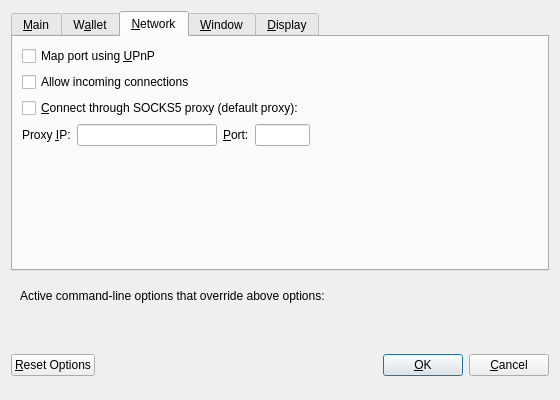
Qt form src/qt/forms/optionsdialog.ui (muntorg/munt-official) before a commit.
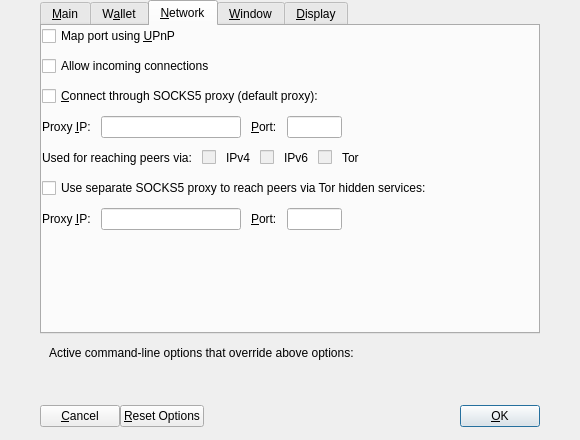
The same form after that commit. The open tabs and pages were chosen to show the change. Custom widgets are drawn as their Qt base class.

What changed in the file:
```diff
--- a/src/qt/forms/optionsdialog.ui
+++ b/src/qt/forms/optionsdialog.ui
@@ -6,8 +6,8 @@
    <rect>
     <x>0</x>
     <y>0</y>
-    <width>560</width>
-    <height>400</height>
+    <width>580</width>
+    <height>440</height>
    </rect>
   </property>
   <property name="windowTitle">
@@ -17,6 +17,21 @@
    <bool>true</bool>
   </property>
   <layout class="QVBoxLayout" name="verticalLayout">
+   <property name="spacing">
+    <number>0</number>
+   </property>
+   <property name="leftMargin">
+    <number>40</number>
+   </property>
+   <property name="topMargin">
+    <number>0</number>
+   </property>
+   <property name="rightMargin">
+    <number>40</number>
+   </property>
+   <property name="bottomMargin">
+    <number>0</number>
+   </property>
    <item>
     <widget class="QTabWidget" name="tabWidget">
      <property name="currentIndex">
@@ -186,6 +201,12 @@
        <string>&amp;Network</string>
       </attribute>
       <layout class="QVBoxLayout" name="verticalLayout_Network">
+       <property name="spacing">
+        <number>10</number>
+       </property>
+       <property name="margin">
+        <number>0</number>
+       </property>
        <item>
         <widget class="QCheckBox" name="mapPortUpnp">
          <property name="toolTip">
@@ -297,6 +318,193 @@
          </item>
         </layout>
        </item>
+       <item>
+        <layout class="QHBoxLayout" name="horizontalLayout_2_Network">
+         <item>
+          <widget class="QLabel" name="proxyActiveNets">
+           <property name="text">
+            <string>Used for reaching peers via:</string>
+           </property>
+           <property name="textFormat">
+            <enum>Qt::PlainText</enum>
+           </property>
+          </widget>
+         </item>
+         <item>
+          <widget class="QCheckBox" name="proxyReachIPv4">
+           <property name="enabled">
+            <bool>false</bool>
+           </property>
+           <property name="toolTip">
+            <string>Shows, if the supplied default SOCKS5 proxy is used to reach peers via this network type.</string>
+           </property>
+           <property name="text">
+            <string/>
+           </property>
+          </widget>
+         </item>
+         <item>
+          <widget class="QLabel" name="proxyReachIPv4Label">
+           <property name="text">
+            <string>IPv4</string>
+           </property>
+           <property name="textFormat">
+            <enum>Qt::PlainText</enum>
+           </property>
+          </widget>
+         </item>
+         <item>
+          <widget class="QCheckBox" name="proxyReachIPv6">
+           <property name="enabled">
+            <bool>false</bool>
+           </property>
+           <property name="toolTip">
+            <string>Shows, if the supplied default SOCKS5 proxy is used to reach peers via this network type.</string>
+           </property>
+           <property name="text">
+            <string/>
+           </property>
+          </widget>
+         </item>
+         <item>
+          <widget class="QLabel" name="proxyReachIPv6Label">
+           <property name="text">
+            <string>IPv6</string>
+           </property>
+           <property name="textFormat">
+            <enum>Qt::PlainText</enum>
+           </property>
+          </widget>
+         </item>
+         <item>
+          <widget class="QCheckBox" name="proxyReachTor">
+           <property name="enabled">
+            <bool>false</bool>
+           </property>
+           <property name="toolTip">
+            <string>Shows, if the supplied default SOCKS5 proxy is used to reach peers via this network type.</string>
+           </property>
+           <property name="text">
+            <string/>
+           </property>
+          </widget>
+         </item>
+         <item>
+          <widget class="QLabel" name="proxyReachTorLabel">
+           <property name="text">
+            <string>Tor</string>
+           </property>
+           <property name="textFormat">
+            <enum>Qt::PlainText</enum>
+           </property>
+          </widget>
+         </item>
+         <item>
+          <spacer name="horizontalSpacer_2_Network">
+           <property name="orientation">
+            <enum>Qt::Horizontal</enum>
+           </property>
+           <property name="sizeHint" stdset="0">
+            <size>
+             <width>40</width>
+             <height>20</height>
+            </size>
+           </property>
+          </spacer>
+         </item>
+        </layout>
+       </item>
+       <item>
+        <widget class="QCheckBox" name="connectSocksTor">
+         <property name="toolTip">
+          <string>Connect to the Bitcoin network through a separate SOCKS5 proxy for Tor hidden services.</string>
+         </property>
+         <property name="text">
+          <string>Use separate SOCKS5 proxy to reach peers via Tor hidden services:</string>
+         </property>
+        </widget>
+       </item>
+       <item>
+        <layout class="QHBoxLayout" name="horizontalLayout_3_Network">
+         <item>
+          <widget class="QLabel" name="proxyIpTorLabel">
+           <property name="text">
+            <string>Proxy &amp;IP:</string>
+           </property>
+           <property name="textFormat">
+            <enum>Qt::PlainText</enum>
+           </property>
+           <property name="buddy">
+            <cstring>proxyIpTor</cstring>
+           </property>
+          </widget>
+         </item>
+         <item>
+          <widget class="QValidatedLineEdit" name="proxyIpTor">
+           <property name="minimumSize">
+            <size>
+             <width>140</width>
+             <height>0</height>
+            </size>
+           </property>
+           <property name="maximumSize">
+            <size>
+             <width>140</width>
+             <height>16777215</height>
+            </size>
+           </property>
+           <property name="toolTip">
+            <string>IP address of the proxy (e.g. IPv4: 127.0.0.1 / IPv6: ::1)</string>
+           </property>
+          </widget>
+         </item>
+         <item>
+          <widget class="QLabel" name="proxyPortTorLabel">
+           <property name="text">
+            <string>&amp;Port:</string>
+           </property>
+           <property name="textFormat">
+            <enum>Qt::PlainText</enum>
+           </property>
+           <property name="buddy">
+            <cstring>proxyPortTor</cstring>
+           </property>
+          </widget>
+         </item>
+         <item>
+          <widget class="QLineEdit" name="proxyPortTor">
+           <property name="minimumSize">
+            <size>
+             <width>55</width>
+             <height>0</height>
+            </size>
+           </property>
+           <property name="maximumSize">
+            <size>
+             <width>55</width>
+             <height>16777215</height>
+            </size>
+           </property>
+           <property name="toolTip">
+            <string>Port of the proxy (e.g. 9050)</string>
+           </property>
+          </widget>
+         </item>
+         <item>
+          <spacer name="horizontalSpacer_4_Network">
+           <property name="orientation">
+            <enum>Qt::Horizontal</enum>
+           </property>
+           <property name="sizeHint" stdset="0">
+            <size>
+             <width>40</width>
+             <height>20</height>
+            </size>
+           </property>
+          </spacer>
+         </item>
+        </layout>
+       </item>
        <item>
         <spacer name="verticalSpacer_Network">
          <property name="orientation">
@@ -494,6 +702,19 @@
    </item>
    <item>
     <layout class="QHBoxLayout" name="horizontalLayout_Buttons">
+     <property name="spacing">
+      <number>0</number>
+     </property>
+     <item>
+      <widget class="QPushButton" name="cancelButton">
+       <property name="text">
+        <string>&amp;Cancel</string>
+       </property>
+       <property name="autoDefault">
+        <bool>false</bool>
+       </property>
+      </widget>
+     </item>
      <item>
       <widget class="QPushButton" name="resetButton">
        <property name="toolTip">
@@ -543,6 +764,9 @@
        <property name="wordWrap">
         <bool>true</bool>
        </property>
+       <property name="indent">
+        <number>0</number>
+       </property>
       </widget>
      </item>
      <item>
@@ -571,16 +795,6 @@
        </property>
       </widget>
      </item>
-     <item>
-      <widget class="QPushButton" name="cancelButton">
-       <property name="text">
-        <string>&amp;Cancel</string>
-       </property>
-       <property name="autoDefault">
-        <bool>false</bool>
-       </property>
-      </widget>
-     </item>
     </layout>
    </item>
   </layout>
```
Left out of the diff: 57 changed lines with no effect on the pictures.
